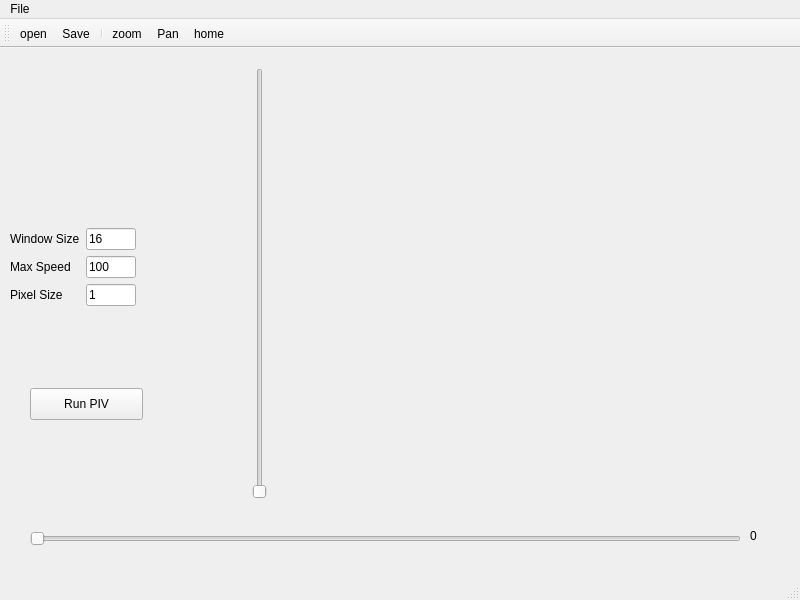
sfhbarnett/PyV, file main_gui.ui: the form before one commit.
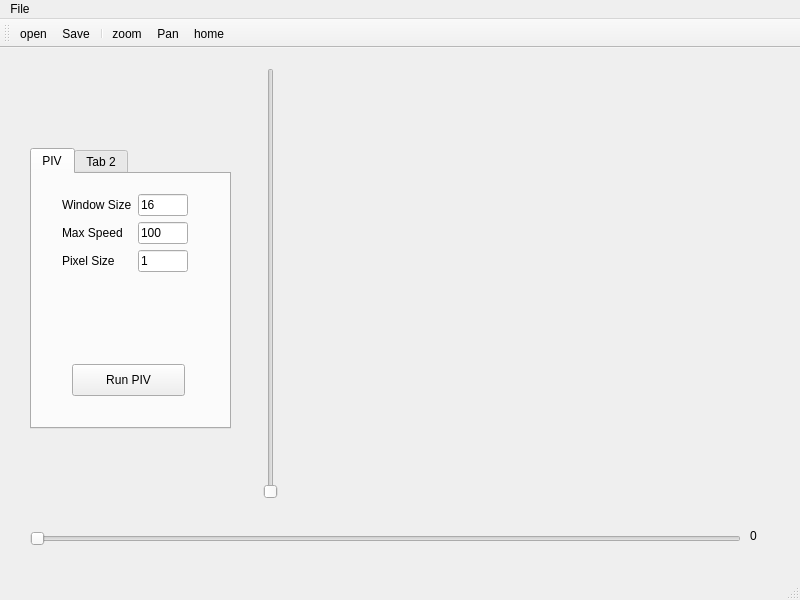
The form after the commit. Icons and pictures are not drawn. Custom widgets are drawn as their Qt base class.

The edit to the form file:
```diff
--- a/main_gui.ui
+++ b/main_gui.ui
@@ -17,7 +17,7 @@
    <widget class="QLabeledRangeSlider" name="contrastslider">
     <property name="geometry">
      <rect>
-      <x>229</x>
+      <x>240</x>
       <y>20</y>
       <width>61</width>
       <height>431</height>
@@ -56,18 +56,34 @@
    <widget class="MplWidget" name="widget" native="true">
     <property name="geometry">
      <rect>
-      <x>280</x>
+      <x>320</x>
       <y>20</y>
-      <width>471</width>
+      <width>431</width>
       <height>431</height>
      </rect>
     </property>
    </widget>
+   <widget class="QTabWidget" name="tabs">
+    <property name="geometry">
+     <rect>
+      <x>30</x>
+      <y>100</y>
+      <width>201</width>
+      <height>281</height>
+     </rect>
+    </property>
+    <property name="currentIndex">
+     <number>0</number>
+    </property>
+    <widget class="QWidget" name="tab">
+     <attribute name="title">
+      <string>PIV</string>
+     </attribute>
    <widget class="QWidget" name="formLayoutWidget">
     <property name="geometry">
      <rect>
-      <x>10</x>
-      <y>180</y>
+        <x>30</x>
+        <y>20</y>
       <width>126</width>
       <height>151</height>
      </rect>
@@ -120,8 +136,8 @@
    <widget class="QPushButton" name="runPIVbutton">
     <property name="geometry">
      <rect>
-      <x>30</x>
-      <y>340</y>
+        <x>40</x>
+        <y>190</y>
       <width>113</width>
       <height>32</height>
      </rect>
@@ -131,6 +147,13 @@
     </property>
    </widget>
   </widget>
+    <widget class="QWidget" name="tab_2">
+     <attribute name="title">
+      <string>Tab 2</string>
+     </attribute>
+    </widget>
+   </widget>
+  </widget>
   <widget class="QMenuBar" name="menubar">
    <property name="geometry">
     <rect>
```
Left out of the diff: 36 changed lines with no effect on the pictures. Lines whose indentation alone changed are shown as unchanged.
